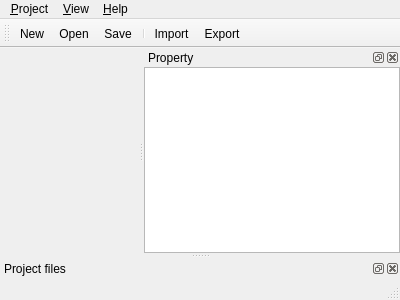
WilliamYinwei/TreeATE, file Src/TreeATEDev/mainwindow.ui: the form before one commit.
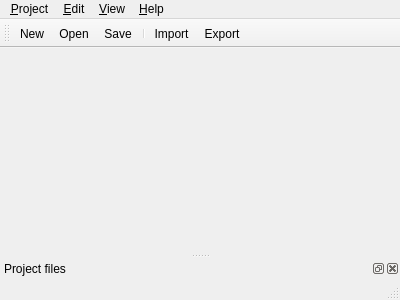
The form after the commit. Icons and pictures are not drawn.

```diff
--- a/Src/TreeATEDev/mainwindow.ui
+++ b/Src/TreeATEDev/mainwindow.ui
@@ -65,7 +65,13 @@
     </property>
     <addaction name="action_About"/>
    </widget>
+   <widget class="QMenu" name="menu_Edit">
+    <property name="title">
+     <string>&amp;Edit</string>
+    </property>
+   </widget>
    <addaction name="menuProject"/>
+   <addaction name="menu_Edit"/>
    <addaction name="menu_View"/>
    <addaction name="menu_Help"/>
   </widget>
@@ -87,43 +93,6 @@
    <addaction name="action_Export"/>
   </widget>
   <widget class="QStatusBar" name="statusBar"/>
-  <widget class="QDockWidget" name="dockWidget_pro">
-   <property name="minimumSize">
-    <size>
-     <width>200</width>
-     <height>74</height>
-    </size>
-   </property>
-   <property name="windowTitle">
-    <string>Property</string>
-   </property>
-   <attribute name="dockWidgetArea">
-    <number>2</number>
-   </attribute>
-   <widget class="QWidget" name="dockWidgetContents_pro">
-    <layout class="QVBoxLayout" name="verticalLayout_3">
-     <property name="leftMargin">
-      <number>0</number>
-     </property>
-     <property name="topMargin">
-      <number>0</number>
-     </property>
-     <property name="rightMargin">
-      <number>0</number>
-     </property>
-     <property name="bottomMargin">
-      <number>0</number>
-     </property>
-     <item>
-      <layout class="QVBoxLayout" name="verticalLayout_pro">
-       <item>
-        <widget class="QTableView" name="tableView"/>
-       </item>
-      </layout>
-     </item>
-    </layout>
-   </widget>
-  </widget>
   <widget class="QDockWidget" name="dockWidget_model">
    <property name="windowTitle">
     <string>Project files</string>
```
Left out of the diff: 36 changed lines with no effect on the pictures.
